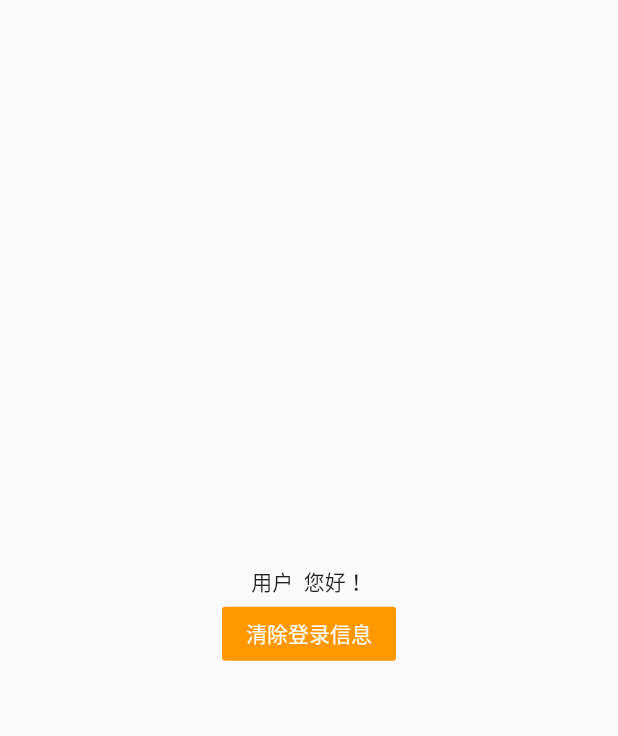
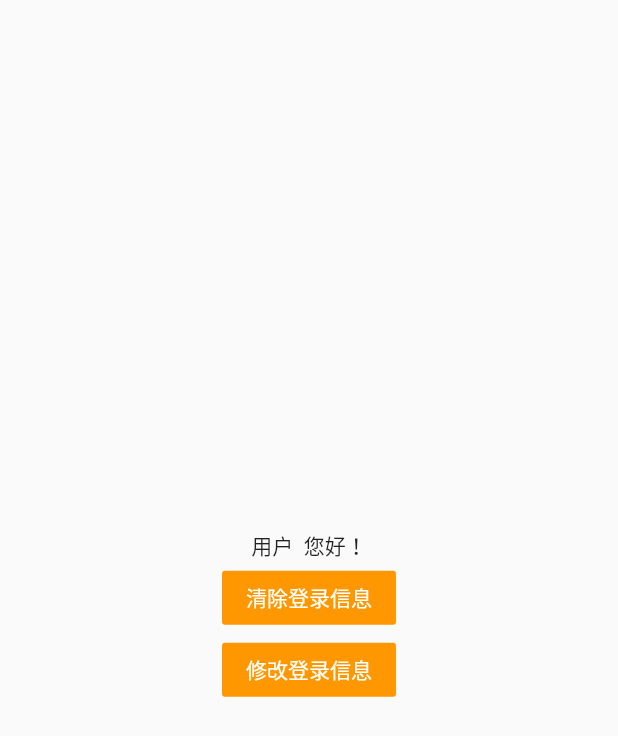
Before and after one commit to wallace921029/gulidai_flutter, a Flutter app: the MyPage screen opened directly, on a phone screen of 412 x 824 dp. Shown: the top 736 px of the screen. Run offline on Flutter 3.47's test engine with Material 2 defaults, Android fonts, the phone set to English and light mode, and no system bars; our stand-ins replace flutter_screenutil, image_picker, rxdart, shared_preferences; accounts and stored records are empty.

```diff
--- a/lib/my/my.dart
+++ b/lib/my/my.dart
@@ -34,11 +34,16 @@ class _MyPageState extends State<MyPage> {
         child: new Column(
           mainAxisAlignment: MainAxisAlignment.center,
           children: <Widget>[
-            StreamBuilder<LoginInfo>(
+            new StreamBuilder<LoginInfo>(
               stream: Provider.of<LoginBloc>(context).stream,
               initialData: Provider.of<LoginBloc>(context).loginInfo,
               builder: (BuildContext context, AsyncSnapshot<LoginInfo> snapshot) {
-                return  new Text('用户 $_phone 您好！');
+                if (snapshot.data.phone == null) {
+                  Navigator.of(context).push(new MaterialPageRoute(
+                    builder: (BuildContext context) => new Login()
+                  ));
+                }
+                return new Text('用户 ${snapshot.data.phone} 您好！');
               },
             ),
             new FlatButton(
@@ -55,6 +60,15 @@ class _MyPageState extends State<MyPage> {
                   (route) => false,
                 );
               },
+            ),
+            new FlatButton(
+              color: Colors.orange,
+              textColor: Colors.white,
+              child: new Text('修改登录信息'),
+              onPressed: () {
+                LoginInfo loginInfo = new LoginInfo(code: '102945', phone: '18814885940');
+                Provider.of<LoginBloc>(context).addLoginInfo(loginInfo);
+              },
             )
           ],
         ),
```
Also changed, not shown: pubspec.lock.
